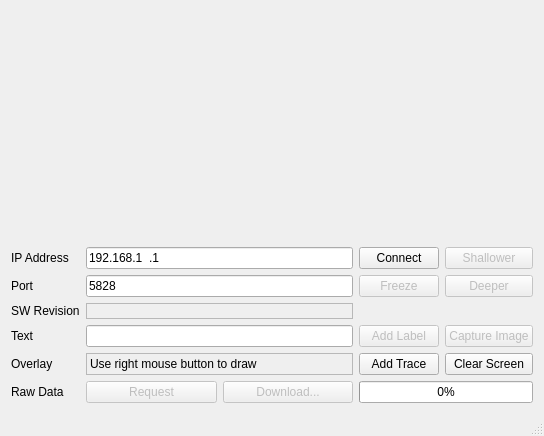
This is examples/caster_qt/caster.ui in clariusdev/cast as Qt 5 draws it before an edit. The edited form follows.
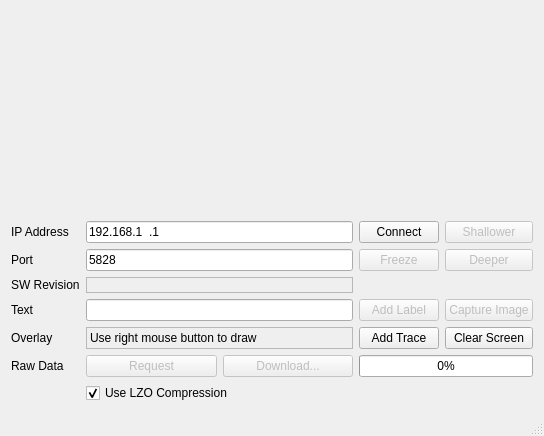
This is the edited form.

The edit to the form file:
```diff
--- a/examples/caster_qt/caster.ui
+++ b/examples/caster_qt/caster.ui
@@ -215,8 +215,15 @@
         <property name="frameShape">
          <enum>QFrame::StyledPanel</enum>
         </property>
+       </widget>
+      </item>
+      <item row="8" column="1">
+       <widget class="QCheckBox" name="lzo">
         <property name="text">
-         <string/>
+         <string>Use LZO Compression</string>
+        </property>
+        <property name="checked">
+         <bool>true</bool>
         </property>
        </widget>
       </item>
```
Left out of the diff: 211 changed lines with no effect on the pictures.
